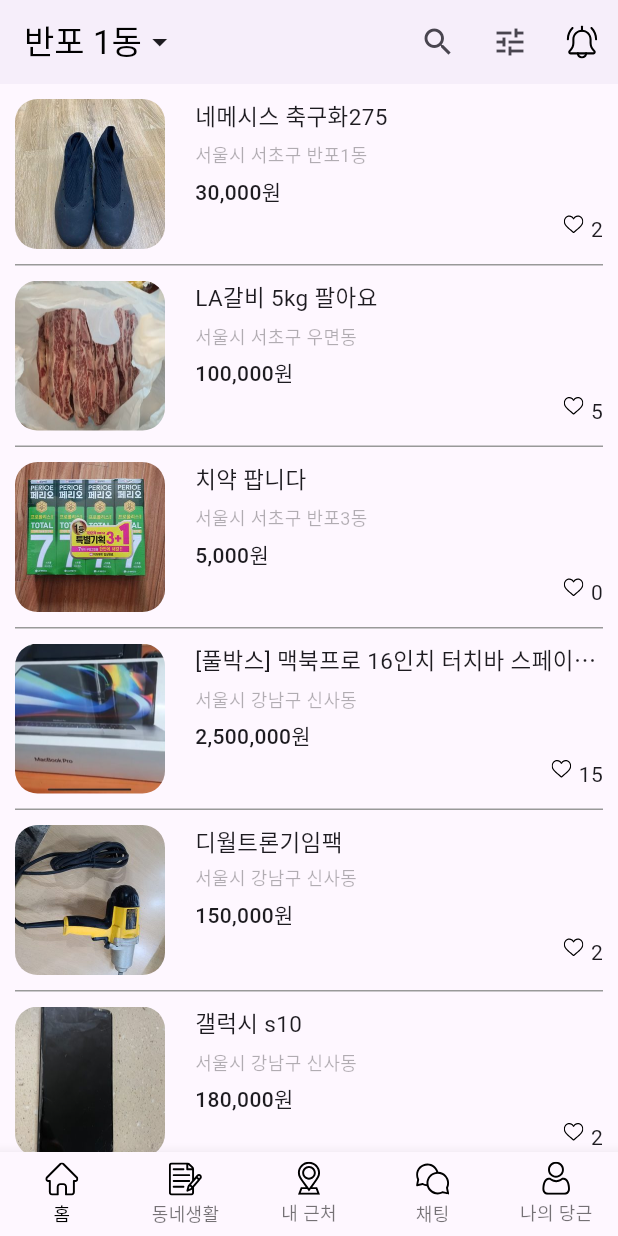
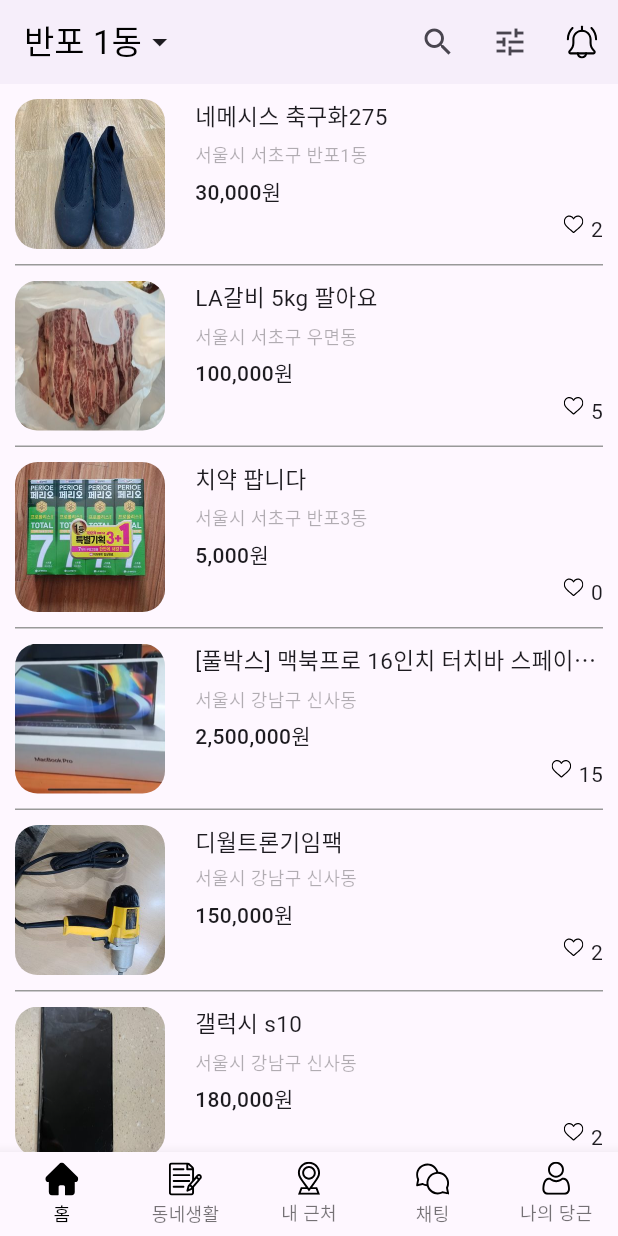
Before and after one commit to joshuayeyo/carrot, a Flutter app: the screen it shows after launch, on a phone screen of 412 x 824 dp. Run offline on Flutter 3.47's test engine with Material 3 defaults, Android fonts, the phone set to English and light mode, and no system bars; our stand-ins replace flutter_svg.

Commit message:
Refactor: Modify 코드 리팩토링 및 분리

```diff
--- a/lib/main.dart
+++ b/lib/main.dart
@@ -1,4 +1,4 @@
-import 'package:carrot_market/pages/home.dart';
+import 'package:carrot_market/pages/app.dart';
 import 'package:flutter/material.dart';
 
 void main() {
@@ -15,7 +15,7 @@ class MyApp extends StatelessWidget {
       theme: ThemeData(
         primaryColor: Colors.white,
       ),
-      home: const Home(),
+      home: const App(),
     );
   }
 }
--- /dev/null
+++ b/lib/pages/app.dart
@@ -0,0 +1,81 @@
+import 'package:carrot_market/pages/home.dart';
+import 'package:flutter/material.dart';
+import 'package:flutter_svg/svg.dart';
+
+class App extends StatefulWidget {
+  const App({super.key});
+
+  @override
+  State<App> createState() => _AppState();
+}
+
+class _AppState extends State<App> {
+  late int _currentPageIndex; // late initialization
+
+  @override
+  void initState() {
+    super.initState();
+    _currentPageIndex = 0;
+  }
+
+  Widget _bodyWidget() {
+      switch (_currentPageIndex) {
+        case 0:
+          return Home();
+        case 1:
+          return Container();
+        case 2:
+          return Container();
+        case 3:
+          return Container();
+        case 4:
+          return Container();
+      }
+      return Container();
+  }
+
+  BottomNavigationBarItem _bottomNavigationBarItem(String iconName, String label) {
+    return BottomNavigationBarItem(
+        icon: Padding(
+          padding: const EdgeInsets.only(bottom: 3),
+          child: SvgPicture.asset("assets/svg/${iconName}_off.svg", width: 22,)
+        ),
+        // 활성화된 아이콘
+        activeIcon: Padding(
+            padding: const EdgeInsets.only(bottom: 3),
+            child: SvgPicture.asset("assets/svg/${iconName}_on.svg", width: 22,)
+        ),
+        label: label,
+    );
+  }
+
+  Widget _bottomNavigationBarWidget() {
+      return BottomNavigationBar(
+        type: BottomNavigationBarType.fixed,
+        onTap: (int index) {
+          print(index);
+          setState(() {
+            _currentPageIndex = index;
+          });
+        },
+        currentIndex: _currentPageIndex,
+        selectedFontSize: 12,
+        selectedItemColor: Colors.black,  // label 색 추가
+        items: [
+          _bottomNavigationBarItem("home", "홈"),
+          _bottomNavigationBarItem("notes", "동네생활"),
+          _bottomNavigationBarItem("location", "내 근처"),
+          _bottomNavigationBarItem("chat", "채팅"),
+          _bottomNavigationBarItem("user", "나의 당근"),
+        ],
+      );
+  }
+
+  @override
+  Widget build(BuildContext context) {
+    return Scaffold(
+      body: _bodyWidget(),
+      bottomNavigationBar: _bottomNavigationBarWidget(),
+    );
+  }
+}
--- a/lib/pages/home.dart
+++ b/lib/pages/home.dart
@@ -8,15 +8,12 @@ class Home extends StatefulWidget {
   @override
   State<Home> createState() => _HomeState();
 }
-
 class _HomeState extends State<Home> {
   List<Map<String, String>> datas = [];
-  late int _currentPageIndex; // late initialization
 
   @override
   void initState() {
     super.initState();
-    _currentPageIndex = 0;
     datas = [
       {
         "image" : "assets/images/ara-1.jpg",
@@ -135,6 +132,7 @@ class _HomeState extends State<Home> {
     return "${oCcy.format(int.parse(priceString))}원";
   }
 
+
   Widget _bodyWidget() {
     return ListView.separated(
       padding: const EdgeInsets.symmetric(horizontal: 10),
@@ -214,44 +212,11 @@ class _HomeState extends State<Home> {
     );
   }
 
-  BottomNavigationBarItem _bottomNavigationBarItem(String iconName, String label) {
-    return BottomNavigationBarItem(
-        icon: Padding(
-          padding: const EdgeInsets.only(bottom: 3),
-          child: SvgPicture.asset("assets/svg/${iconName}_off.svg", width: 22,)
-        ),
-        label: label,
-    );
-  }
-
-  Widget _bottomNavigationBarWidget() {
-      return BottomNavigationBar(
-        type: BottomNavigationBarType.fixed,
-        onTap: (int index) {
-          print(index);
-          setState(() {
-            _currentPageIndex = index;
-          });
-        },
-        currentIndex: _currentPageIndex,
-        selectedFontSize: 12,
-        selectedItemColor: Colors.black,  // label 색 추가
-        items: [
-          _bottomNavigationBarItem("home", "홈"),
-          _bottomNavigationBarItem("notes", "동네생활"),
-          _bottomNavigationBarItem("location", "내 근처"),
-          _bottomNavigationBarItem("chat", "채팅"),
-          _bottomNavigationBarItem("user", "나의 당근"),
-        ],
-      );
-  }
-
   @override
   Widget build(BuildContext context) {
     return Scaffold(
       appBar: _appbarWidget(),
       body: _bodyWidget(),
-      bottomNavigationBar: _bottomNavigationBarWidget(),
     );
   }
 }
```
Lines whose indentation alone changed are shown as unchanged.
